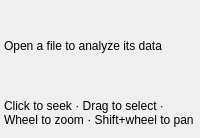
The window that src/widgets/DataAnalysisWidget.ui (radareorg/iaito) describes before a commit, drawn with Qt 5.
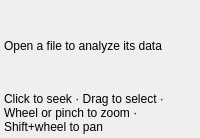
The same window after the commit.

Commit message: Pinch to zoom in the data analysis

```diff
--- a/src/widgets/DataAnalysisWidget.ui
+++ b/src/widgets/DataAnalysisWidget.ui
@@ -18,7 +18,7 @@
    <item><layout class="QVBoxLayout" name="plotLayout"/></item>
    <item><widget class="QLabel" name="statusLabel">
     <property name="wordWrap"><bool>true</bool></property>
-    <property name="text"><string>Click to seek · Drag to select · Wheel to zoom · Shift+wheel to pan</string></property>
+    <property name="text"><string>Click to seek · Drag to select · Wheel or pinch to zoom · Shift+wheel to pan</string></property>
     <property name="textInteractionFlags"><set>Qt::TextSelectableByMouse</set></property>
    </widget></item>
   </layout>
```
The commit also changes 2 other files.
